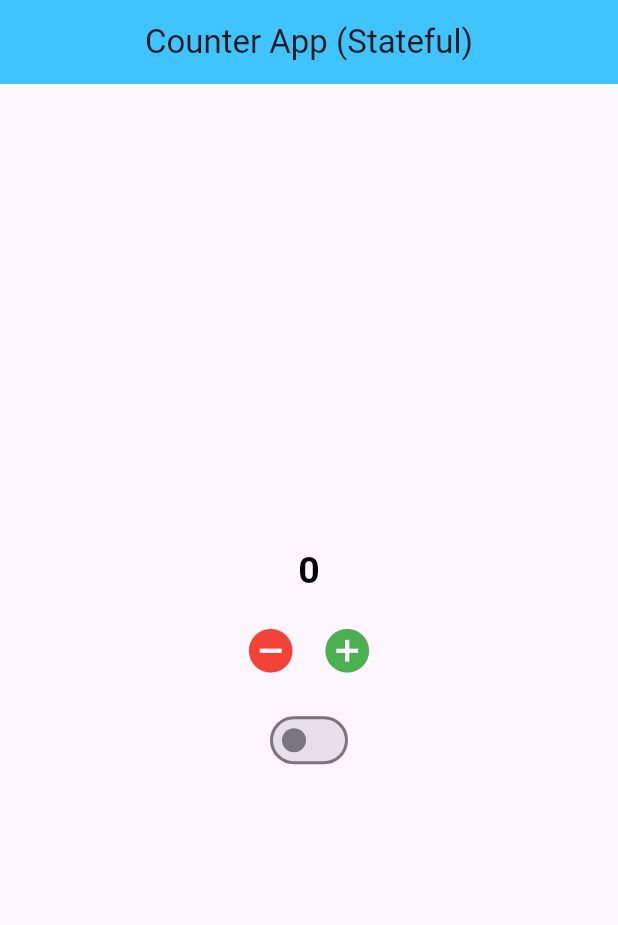
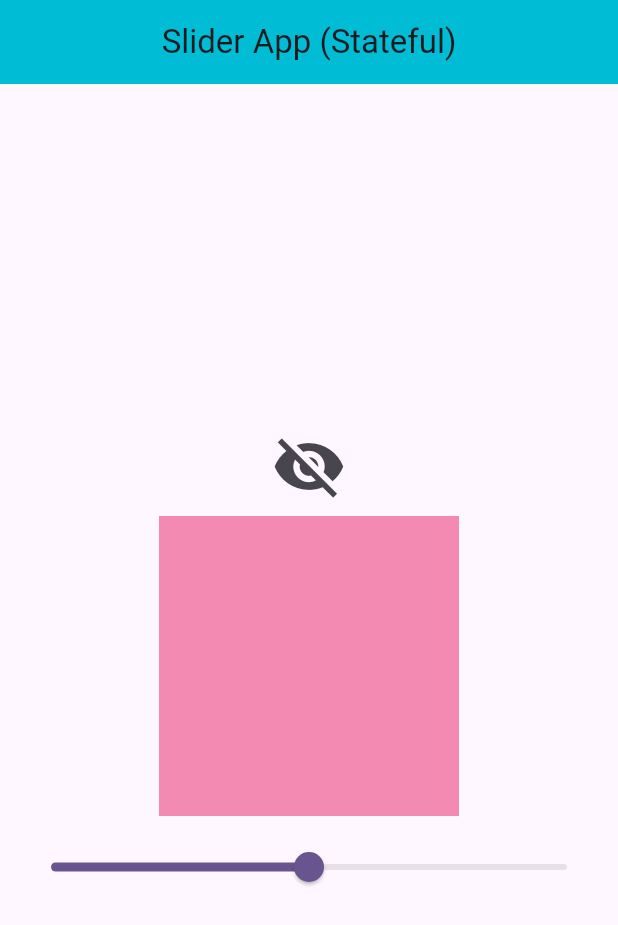
Before and after one commit to foysal012/riverpod_toutorial, a Flutter app: the screen it shows after launch, on a phone screen of 412 x 824 dp. Shown: the top 925 px of the screen. Run offline on Flutter 3.47's test engine with Material 3 defaults, Android fonts, the phone set to English and light mode, and no system bars; our stand-ins replace flutter_riverpod.

Commit message:
Working on slider provider with multiple state on day-3

```diff
--- /dev/null
+++ b/lib/day_3/slider_home_stateless_screen.dart
@@ -0,0 +1,85 @@
+import 'package:flutter/material.dart';
+import 'package:flutter_riverpod/flutter_riverpod.dart';
+import 'package:riverpod_toutorial/day_3/slider_provider.dart';
+
+class SliderHomeSateLessScreen extends ConsumerWidget {
+  const SliderHomeSateLessScreen({super.key});
+
+  @override
+  Widget build(BuildContext context, WidgetRef ref) {
+
+    // final sliderValue = ref.watch(sliderProvider);
+    debugPrint('build1: ${DateTime.now().second}');
+
+    return Scaffold(
+      appBar: AppBar(
+        title: Text('Slider App (Stateful)'),
+        centerTitle: true,
+        backgroundColor: Colors.cyan,
+      ),
+
+      body: Container(
+        padding: EdgeInsets.all(10.0),
+        alignment: Alignment.center,
+        child: Column(
+          mainAxisAlignment: MainAxisAlignment.center,
+          children: [
+
+            // Eye Button
+            Consumer(
+              builder: (context, ref, child) {
+
+                final sliderValue = ref.watch(sliderProvider);
+                debugPrint('build4: ${DateTime.now().second}');
+
+                return IconButton(
+                    onPressed: () {
+                      final stateProvider = ref.read(sliderProvider.notifier);
+                      stateProvider.state = stateProvider.state.copyWith(isShowButton: !sliderValue.isShowButton);
+                    },
+                    icon: Icon(sliderValue.isShowButton? Icons.visibility : Icons.visibility_off, size: 50)
+                );
+              }
+            ),
+
+            // Color Container
+            Consumer(builder: (context, ref, child) {
+
+              final sliderValue = ref.watch(sliderProvider);
+              debugPrint('build2: ${DateTime.now().second}');
+
+              return Opacity(
+                opacity: sliderValue.sliderDoubleValue,
+                child: Container(
+                  height: 200,
+                  width: 200,
+                  decoration: BoxDecoration(
+                    color: Colors.pink,
+                  ),
+                ),
+              );
+            }),
+            SizedBox(height: 10.0),
+
+            // Slider Controller
+            Consumer(builder: (context, ref, child) {
+
+              final sliderValue = ref.watch(sliderProvider);
+              debugPrint('build3: ${DateTime.now().second}');
+
+              return Slider(
+                  value: sliderValue.sliderDoubleValue,
+                  onChanged: (value){
+                    // ref.read(sliderProvider.notifier).state.sliderDoubleValue = value;
+                    final stateProvider = ref.read(sliderProvider.notifier);
+                    stateProvider.state = stateProvider.state.copyWith(sliderDoubleValue: value);
+                  }
+              );
+            })
+          ],
+        ),
+      ),
+
+    );
+  }
+}
--- /dev/null
+++ b/lib/day_3/slider_provider.dart
@@ -0,0 +1,24 @@
+import 'package:flutter/material.dart';
+import 'package:flutter_riverpod/flutter_riverpod.dart';
+
+
+final sliderProvider = StateProvider<AppState>((ref) {
+  return AppState(
+      sliderDoubleValue: 0.5,
+      isShowButton: false
+  );
+});
+
+class AppState{
+  double sliderDoubleValue;
+  bool isShowButton;
+
+  AppState({required this.sliderDoubleValue, required this.isShowButton});
+
+  AppState copyWith({double? sliderDoubleValue, bool? isShowButton}){
+    return AppState(
+        sliderDoubleValue: sliderDoubleValue ?? this.sliderDoubleValue,
+        isShowButton: isShowButton ?? this.isShowButton
+    );
+  }
+}
--- a/lib/main.dart
+++ b/lib/main.dart
@@ -4,6 +4,7 @@ import 'day_1/home_stateful_screen.dart';
 import 'day_1/home_stateless_screen.dart';
 import 'day_2/counter_stateful_screen.dart';
 import 'day_2/counter_stateless_screen.dart';
+import 'day_3/slider_home_stateless_screen.dart';
 
 void main() {
   runApp(const MyApp());
@@ -24,7 +25,8 @@ class MyApp extends StatelessWidget {
         // home: HomeStatelessScreen(),
         // home: HomeStatefulScreen(),
         // home: CounterStatelessScreen(),
-        home: CounterStatefulScreen(),
+        // home: CounterStatefulScreen(),
+        home: SliderHomeSateLessScreen(),
       ),
     );
   }
```
